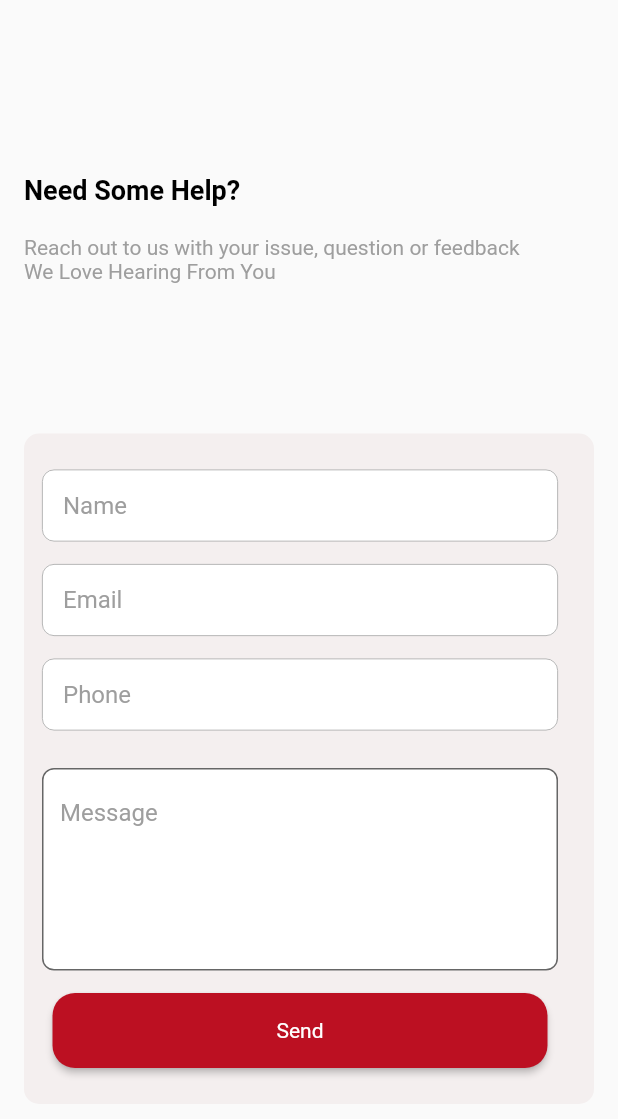
After one commit to AliPunjabi/ArzeNafees, a Flutter app: the ContactScreen screen opened directly, on a phone screen of 412 x 824 dp. The commit adds this screen. Shown: the top 1119 px of the screen. Run offline on Flutter 3.47's test engine with Material 2 defaults, Android fonts, the light colour scheme and no system bars; our stand-ins replace connectivity, firebase_auth, firebase_core, fluttertoast, shared_preferences, toggle_switch; accounts and stored records are empty.

Commit message:
Contact Us Screen designed

```diff
--- /dev/null
+++ b/lib/Screens/contactusscreen.dart
@@ -0,0 +1,129 @@
+// ignore_for_file: prefer_const_constructors, prefer_const_literals_to_create_immutables
+
+import 'package:arzenafees/Components/Export/custom_import.dart';
+
+class ContactScreen extends StatelessWidget {
+  ContactScreen({Key? key}) : super(key: key);
+  final _textname = TextEditingController();
+  final _textemail = TextEditingController();
+  final _textphone = TextEditingController();
+  @override
+  Widget build(BuildContext context) {
+    return Scaffold(
+      body: Padding(
+        padding: const EdgeInsets.all(16.0),
+        child: Column(
+          crossAxisAlignment: CrossAxisAlignment.start,
+          children: [
+            SizedBox(
+              height: 100,
+            ),
+            Text(
+              'Need Some Help?',
+              style: TextStyle(
+                  color: Colors.black,
+                  fontWeight: FontWeight.bold,
+                  fontSize: 18),
+            ),
+            SizedBox(
+              height: 20,
+            ),
+            Text(
+              'Reach out to us with your issue, question or feedback\nWe Love Hearing From You',
+              style: TextStyle(color: Colors.grey),
+            ),
+            SizedBox(
+              height: 100,
+            ),
+            Container(
+                decoration: BoxDecoration(
+                    color: Color.fromARGB(255, 244, 239, 239),
+                    borderRadius: BorderRadius.circular(10)),
+                child: Padding(
+                  padding: const EdgeInsets.fromLTRB(12.0, 24, 24, 24),
+                  child: Column(children: [
+                    CustomTextField(
+                      onFieldSubmitted: (v) {
+                        FocusScope.of(context).nextFocus();
+                      },
+                      textInputAction: TextInputAction.next,
+                      hintText: 'Name',
+                      textInputType: TextInputType.emailAddress,
+                      textEditingController: _textname,
+                    ),
+                    const SizedBox(height: 15),
+                    CustomTextField(
+                      onFieldSubmitted: (v) {
+                        FocusScope.of(context).nextFocus();
+                      },
+                      textInputAction: TextInputAction.next,
+                      hintText: 'Email',
+                      textInputType: TextInputType.emailAddress,
+                      textEditingController: _textemail,
+                      validator: validateEmail,
+                    ),
+                    const SizedBox(height: 15),
+                    CustomTextField(
+                      onFieldSubmitted: (v) {
+                        FocusScope.of(context).nextFocus();
+                      },
+                      textInputAction: TextInputAction.next,
+                      hintText: 'Phone',
+                      textInputType: TextInputType.emailAddress,
+                      textEditingController: _textphone,
+                      validator: validateMobile,
+                    ),
+                    const SizedBox(height: 25),
+                    TextField(
+                      maxLines: 5,
+                      expands: false,
+                      decoration: InputDecoration(
+                        border: OutlineInputBorder(
+                          borderRadius: BorderRadius.circular(8.0),
+                          borderSide:
+                              const BorderSide(width: 0.5, color: Colors.grey),
+                        ),
+                        hintText: "Message",
+                        hintStyle: TextStyle(color: Colors.grey),
+                        filled: true,
+                        fillColor: Constants.colorSecond,
+                      ),
+                      keyboardType: TextInputType.multiline,
+                    ),
+                    const SizedBox(height: 15),
+                    SizedBox(
+                        width: 330,
+                        child: CustomElevatedButton(
+                            onPressed: (() {}), child: Text('Send')))
+                  ]),
+                )),
+          ],
+        ),
+      ),
+    );
+  }
+
+  String? validateEmail(String? value) {
+    Pattern pattern =
+        r'^(([^<>()[\]\\.,;:\s@\"]+(\.[^<>()[\]\\.,;:\s@\"]+)*)|(\".+\"))@((\[[0-9]{1,3}\.[0-9]{1,3}\.[0-9]{1,3}\.[0-9]{1,3}\])|(([a-zA-Z\-0-9]+\.)+[a-zA-Z]{2,}))$';
+    RegExp regex = RegExp(pattern as String);
+    if (value!.isEmpty) {
+      return 'Email Required';
+    } else if (!regex.hasMatch(value)) {
+      return 'Enter valid email';
+    } else {
+      return null;
+    }
+  }
+
+  String? validateMobile(String? value) {
+    String pattern = r'(^(?:[+0]9)?[0-9]{10,12}$)';
+    RegExp regExp = RegExp(pattern);
+    if (value!.isEmpty) {
+      return 'Please enter mobile number';
+    } else if (!regExp.hasMatch(value)) {
+      return 'Please enter valid mobile number';
+    }
+    return null;
+  }
+}
--- a/pubspec.yaml
+++ b/pubspec.yaml
@@ -41,6 +41,7 @@ dependencies:
   firebase_core: ^1.12.0
   firebase_auth: ^3.3.13
   shared_preferences: ^2.0.6
+  phone_number: ^0.12.0+2
 
 dev_dependencies:
   flutter_test:
```
Also changed, not shown: lib/Screens/homescreen.dart (+15 -4 lines), pubspec.lock.
